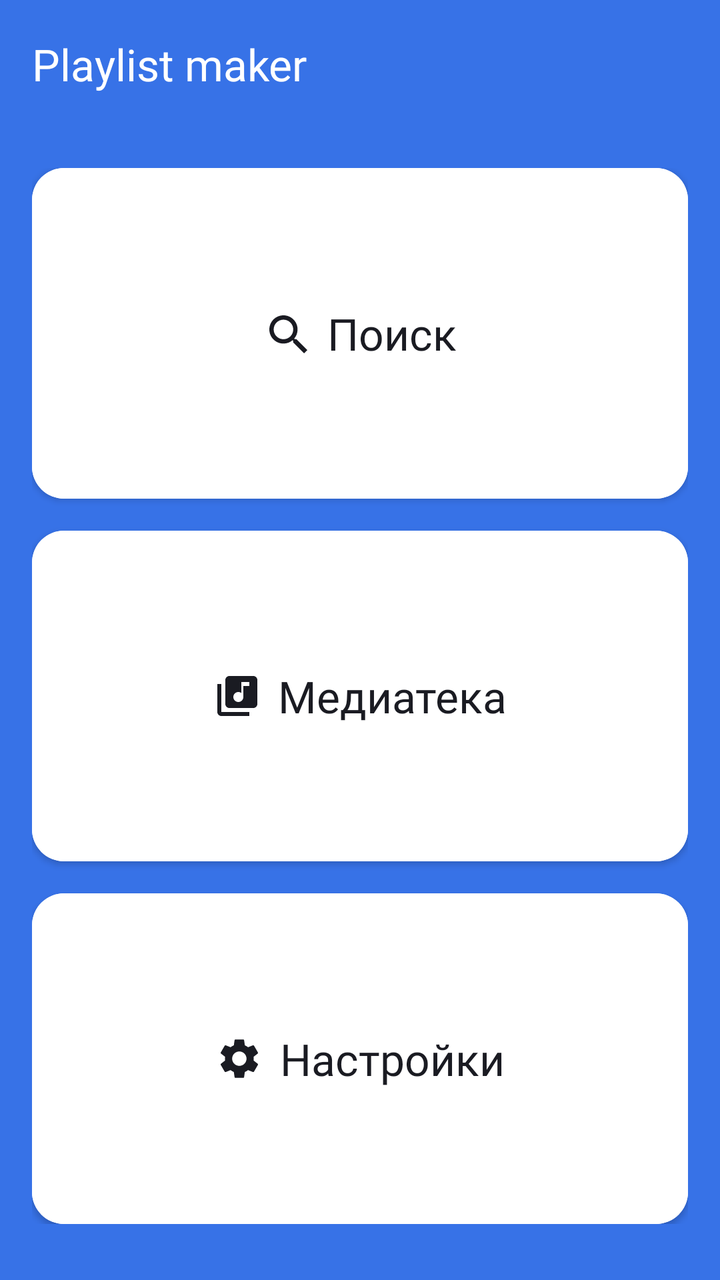
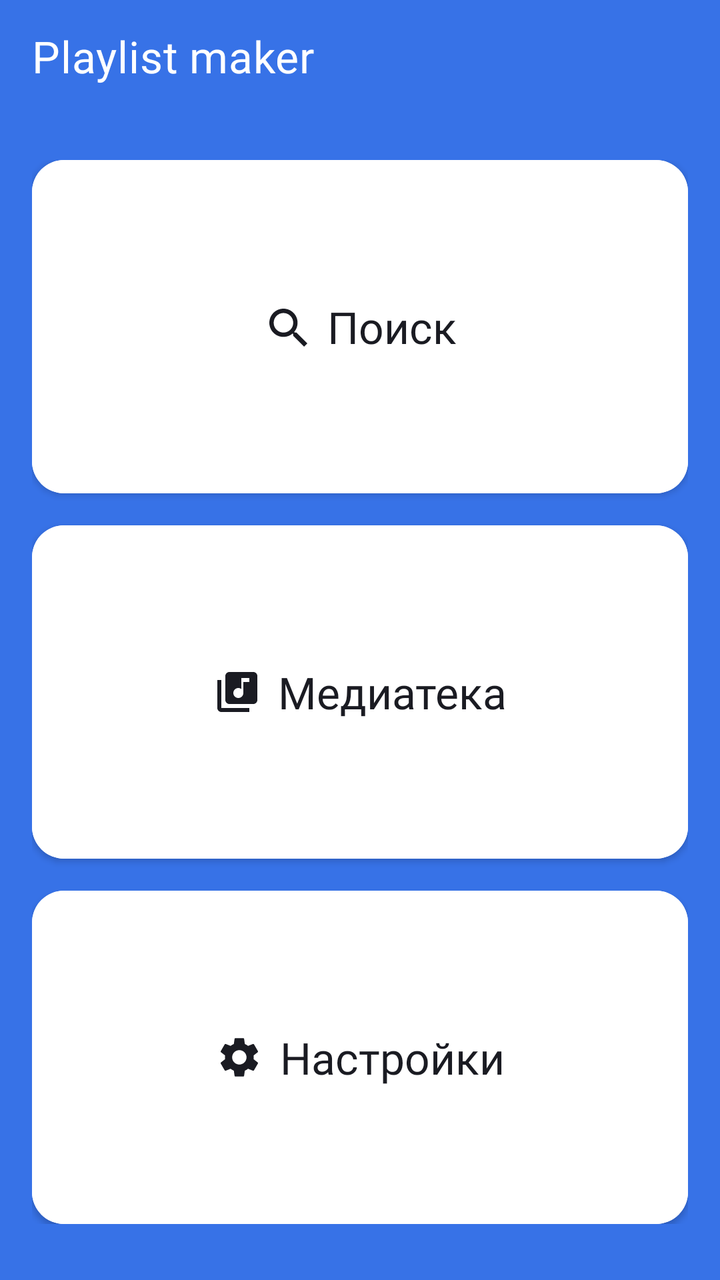

The first picture is an Android layout as it rendered before a commit; the second is the same layout after the commit. The layout source and the unified diff follow.
<!-- AndroidManifest.xml: application theme Theme.MaterialComponents.DayNight.NoActionBar -->
<!-- res/layout/activity_main.xml -->
<?xml version="1.0" encoding="utf-8"?>
<LinearLayout xmlns:android="http://schemas.android.com/apk/res/android"
    xmlns:app="http://schemas.android.com/apk/res-auto"
    xmlns:tools="http://schemas.android.com/tools"
    android:id="@+id/main"
    android:layout_width="match_parent"
    android:layout_height="match_parent"
    android:background="@color/yp_blue"
    android:orientation="vertical"
    tools:context=".MainActivity">

    <LinearLayout
        android:layout_width="match_parent"
        android:layout_height="56dp"
        android:layout_marginStart="4dp"
        android:layout_marginTop="4dp"
        android:orientation="horizontal">
        <TextView
            android:layout_width="match_parent"
            android:layout_height="wrap_content"
            android:layout_marginStart="12dp"
            android:textColor="@color/white"
            android:layout_gravity="center"
            android:textSize="@dimen/text_size_title"
            android:lineHeight="@dimen/text_size_title"
            android:fontFamily="@font/yandex_sans"
            android:text="@string/app_name"/>
    </LinearLayout>

    <LinearLayout
        android:layout_width="match_parent"
        android:layout_height="match_parent"
        android:layout_gravity="center"
        android:layout_marginStart="@dimen/screen_horizontal_margin"
        android:layout_marginEnd="@dimen/screen_horizontal_margin"
        android:layout_marginTop="24dp"
        android:layout_marginBottom="28dp"
        android:orientation="vertical">
        <Button
            android:layout_width="match_parent"
            android:layout_height="0dp"
            android:layout_weight="1"
            android:backgroundTint="@color/white"
            android:layout_marginBottom="@dimen/button_spacing"
            android:textColor="@color/black"
            android:text="@string/search"
            android:textSize="@dimen/text_size_title"
            android:lineHeight="@dimen/text_size_title"
            android:fontFamily="@font/yandex_sans"
            android:textAllCaps="false"
            android:letterSpacing="0"
            android:insetTop="0dp"
            android:insetBottom="0dp"
            app:cornerRadius="@dimen/button_corner_radius"
            app:icon="@drawable/ic_search"
            app:iconGravity="textStart"
            app:iconPadding="@dimen/icon_padding"
            app:iconTint="@color/black"
            />

        <Button
            android:layout_width="match_parent"
            android:layout_height="0dp"
            android:layout_weight="1"
            android:backgroundTint="@color/white"
            android:layout_marginBottom="@dimen/button_spacing"
            android:textColor="@color/black"
            android:text="@string/media"
            android:textSize="@dimen/text_size_title"
            android:lineHeight="@dimen/text_size_title"
            android:fontFamily="@font/yandex_sans"
            android:textAllCaps="false"
            android:letterSpacing="0"
            android:insetTop="0dp"
            android:insetBottom="0dp"
            app:cornerRadius="@dimen/button_corner_radius"
            app:icon="@drawable/ic_media"
            app:iconGravity="textStart"
            app:iconPadding="@dimen/icon_padding"
            app:iconTint="@color/black"
            />

        <Button
            android:layout_width="match_parent"
            android:layout_height="0dp"
            android:layout_weight="1"
            android:backgroundTint="@color/white"
            android:textColor="@color/black"
            android:text="@string/settings"
            android:textSize="@dimen/text_size_title"
            android:lineHeight="@dimen/text_size_title"
            android:fontFamily="@font/yandex_sans"
            android:textAllCaps="false"
            android:letterSpacing="0"
            android:insetTop="0dp"
            android:insetBottom="0dp"
            app:cornerRadius="@dimen/button_corner_radius"
            app:icon="@drawable/ic_settings"
            app:iconGravity="textStart"
            app:iconPadding="@dimen/icon_padding"
            app:iconTint="@color/black"
            />
    </LinearLayout>

</LinearLayout>
<!-- resources referenced by this layout -->
<resources>
  <color name="black">#1A1B22</color>
  <color name="white">#FFFFFFFF</color>
  <color name="yp_blue">#3772E7</color>
  <dimen name="button_corner_radius">16dp</dimen>
  <dimen name="button_spacing">16dp</dimen>
  <dimen name="icon_padding">8dp</dimen>
  <dimen name="screen_horizontal_margin">16dp</dimen>
  <dimen name="text_size_title">22sp</dimen>
  <!-- drawable ic_media (drawable) -->
  <vector xmlns:android="http://schemas.android.com/apk/res/android"
      android:width="24dp"
      android:height="24dp"
      android:viewportWidth="24"
      android:viewportHeight="24">
      <path
          android:pathData="M20,2H8C6.9,2 6,2.9 6,4V16C6,17.1 6.9,18 8,18H20C21.1,18 22,17.1 22,16V4C22,2.9 21.1,2 20,2ZM18,7H15V12.5C15,13.88 13.88,15 12.5,15C11.12,15 10,13.88 10,12.5C10,11.12 11.12,10 12.5,10C13.07,10 13.58,10.19 14,10.51V5H18V7ZM4,6H2V20C2,21.1 2.9,22 4,22H18V20H4V6Z"
          android:fillColor="@color/black" />
  </vector>
  <!-- drawable ic_search (drawable) -->
  <vector xmlns:android="http://schemas.android.com/apk/res/android"
      android:width="24dp"
      android:height="24dp"
      android:viewportWidth="24"
      android:viewportHeight="24">
      <path
          android:pathData="M16.5792,14.9497H15.721L15.4168,14.6564C16.4814,13.418 17.1224,11.8102 17.1224,10.0612C17.1224,6.16124 13.9611,3 10.0612,3C6.16124,3 3,6.16124 3,10.0612C3,13.9611 6.16124,17.1224 10.0612,17.1224C11.8102,17.1224 13.418,16.4814 14.6564,15.4168L14.9497,15.721V16.5792L20.3814,22L22,20.3814L16.5792,14.9497ZM10.0612,14.9497C7.3562,14.9497 5.17267,12.7662 5.17267,10.0612C5.17267,7.3562 7.3562,5.17267 10.0612,5.17267C12.7662,5.17267 14.9497,7.3562 14.9497,10.0612C14.9497,12.7662 12.7662,14.9497 10.0612,14.9497Z"
          android:fillColor="@color/black" />
  </vector>
  <string name="app_name">Playlist maker</string>
  <string name="media" translatable="false">Медиатека</string>
  <string name="search" translatable="false">Поиск</string>
  <string name="settings" translatable="false">Настройки</string>
  <!-- unchanged entries left out for length: 1 -->
</resources>

<!-- the commit's change to res/layout/activity_main.xml (unified diff, before → after) -->
@@ -9,23 +9,14 @@
     android:orientation="vertical"
     tools:context=".MainActivity">
 
-    <LinearLayout
+    <com.google.android.material.appbar.MaterialToolbar
+        android:id="@+id/toolbar"
         android:layout_width="match_parent"
-        android:layout_height="56dp"
-        android:layout_marginStart="4dp"
-        android:layout_marginTop="4dp"
-        android:orientation="horizontal">
-        <TextView
-            android:layout_width="match_parent"
-            android:layout_height="wrap_content"
-            android:layout_marginStart="12dp"
-            android:textColor="@color/white"
-            android:layout_gravity="center"
-            android:textSize="@dimen/text_size_title"
-            android:lineHeight="@dimen/text_size_title"
-            android:fontFamily="@font/yandex_sans"
-            android:text="@string/app_name"/>
-    </LinearLayout>
+        android:layout_height="@dimen/panel_header_height"
+        app:contentInsetStart="@dimen/screen_horizontal_margin"
+        app:title="@string/app_name"
+        app:titleTextAppearance="@style/TextAppearance.PlaylistMaker.Toolbar"
+        app:titleTextColor="@color/white" />
 
     <LinearLayout
         android:layout_width="match_parent"
@@ -33,7 +24,7 @@
         android:layout_gravity="center"
         android:layout_marginStart="@dimen/screen_horizontal_margin"
         android:layout_marginEnd="@dimen/screen_horizontal_margin"
-        android:layout_marginTop="24dp"
+        android:layout_marginTop="@dimen/content_top_margin"
         android:layout_marginBottom="28dp"
         android:orientation="vertical">
         <Button
@@ -44,9 +35,9 @@
             android:layout_marginBottom="@dimen/button_spacing"
             android:textColor="@color/black"
             android:text="@string/search"
-            android:textSize="@dimen/text_size_title"
-            android:lineHeight="@dimen/text_size_title"
-            android:fontFamily="@font/yandex_sans"
+            android:textSize="@dimen/text_size_large"
+            android:lineHeight="@dimen/text_size_large"
+            android:fontFamily="@font/ys_display_medium"
             android:textAllCaps="false"
             android:letterSpacing="0"
             android:insetTop="0dp"
@@ -66,9 +57,9 @@
             android:layout_marginBottom="@dimen/button_spacing"
             android:textColor="@color/black"
             android:text="@string/media"
-            android:textSize="@dimen/text_size_title"
-            android:lineHeight="@dimen/text_size_title"
-            android:fontFamily="@font/yandex_sans"
+            android:textSize="@dimen/text_size_large"
+            android:lineHeight="@dimen/text_size_large"
+            android:fontFamily="@font/ys_display_medium"
             android:textAllCaps="false"
             android:letterSpacing="0"
             android:insetTop="0dp"
@@ -87,9 +78,9 @@
             android:backgroundTint="@color/white"
             android:textColor="@color/black"
             android:text="@string/settings"
-            android:textSize="@dimen/text_size_title"
-            android:lineHeight="@dimen/text_size_title"
-            android:fontFamily="@font/yandex_sans"
+            android:textSize="@dimen/text_size_large"
+            android:lineHeight="@dimen/text_size_large"
+            android:fontFamily="@font/ys_display_medium"
             android:textAllCaps="false"
             android:letterSpacing="0"
             android:insetTop="0dp"
<!-- resource entries referenced after the edit -->
@@ -5,9 +5,11 @@
   <color name="yp_blue">#3772E7</color>
   <dimen name="button_corner_radius">16dp</dimen>
   <dimen name="button_spacing">16dp</dimen>
+  <dimen name="content_top_margin">24dp</dimen>
   <dimen name="icon_padding">8dp</dimen>
+  <dimen name="panel_header_height">56dp</dimen>
   <dimen name="screen_horizontal_margin">16dp</dimen>
-  <dimen name="text_size_title">22sp</dimen>
+  <dimen name="text_size_large">22sp</dimen>
   <!-- drawable ic_media (drawable) -->
   <vector xmlns:android="http://schemas.android.com/apk/res/android"
       android:width="24dp"
@@ -32,6 +34,11 @@
   <string name="media" translatable="false">Медиатека</string>
   <string name="search" translatable="false">Поиск</string>
   <string name="settings" translatable="false">Настройки</string>
+  <style name="TextAppearance.PlaylistMaker.Toolbar" parent="TextAppearance.MaterialComponents.Headline6">
+          <item name="android:fontFamily">@font/ys_display_medium</item>
+          <item name="fontFamily">@font/ys_display_medium</item>
+          <item name="android:textSize">@dimen/text_size_large</item>
+      </style>
   <!-- unchanged entries left out for length: 1 -->
 </resources>
 
